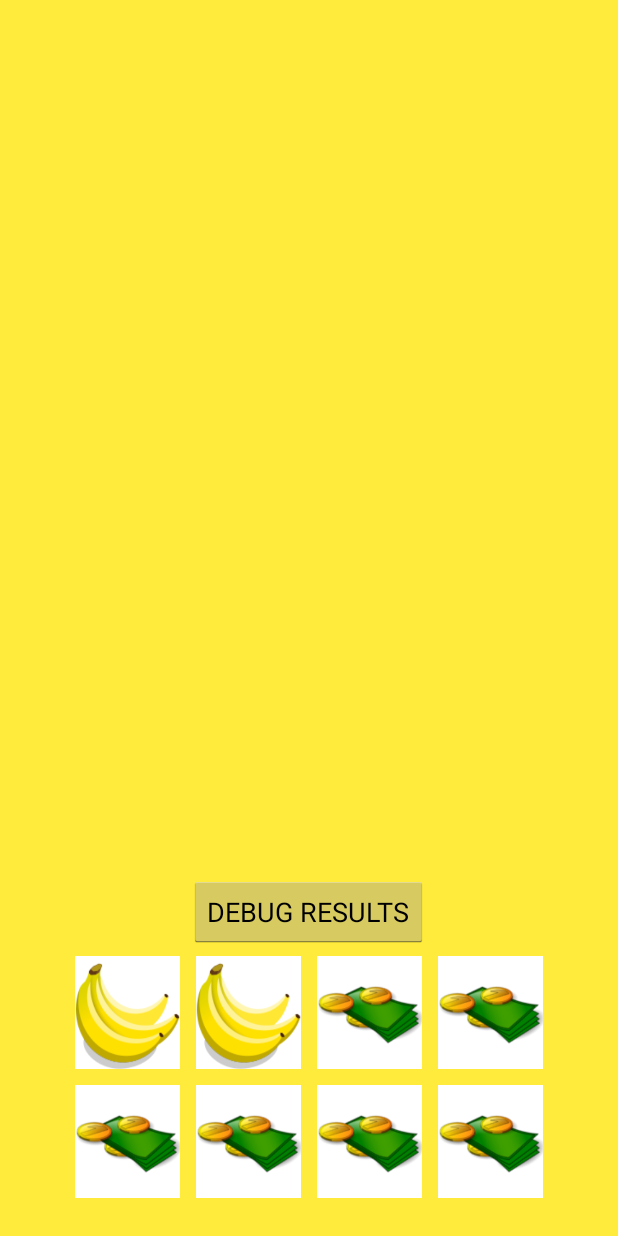
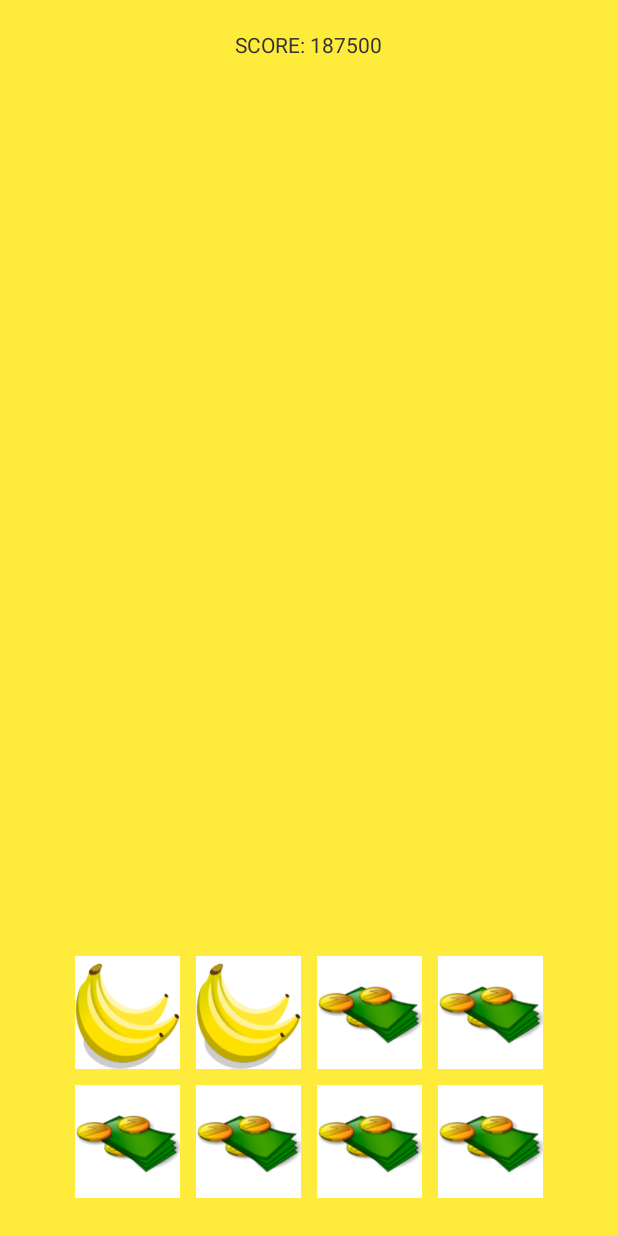
Before and after one commit to mathdroid/DictGame, an Android app: the GameActivity screen opened directly, with no data from a screen before it, after a tap on an icon or button, on a phone screen of 412 x 824 dp. Run offline under Robolectric (Android 15) with nearby library versions, the phone set to English and light mode, and no system bars; Roboto replaces fonts that are not available here; 1 other tap on this screen came first.

Commit message:
add everything works except result

```diff
--- a/app/src/main/java/com/odi/sol/dgame/GameActivity.java
+++ b/app/src/main/java/com/odi/sol/dgame/GameActivity.java
@@ -17,25 +17,45 @@ import java.util.Random;
 public class GameActivity extends Activity {
     //public ImageButton btn1, btn2, btn3, btn4, btn5, btn6, btn7, btn8;
     public ImageButton[] imgBtns = new ImageButton[8];
+    public boolean[] bs = new boolean[8];
     //public Button pair;
-    public boolean aMatch, bMatch, cMatch, dMatch, b1, b2, b3, b4, b5, b6, b7, b8;
-    public int selected;
-
+    public boolean aMatch, bMatch, cMatch, dMatch;
+    public int selected, playerNum, aCount,bCount,cCount,dCount;
+    public int m, maxPrize, curPrize;
+    public Button btnRes;
     @Override
     protected void onCreate(Bundle savedInstanceState) {
         super.onCreate(savedInstanceState);
         setContentView(R.layout.activity_game);
-        Random rnd = new Random();
+        final Random rnd = new Random();
         selected=0;
+        playerNum=0;
+        m=0;
         Intent intent = getIntent();
         final String message = intent.getStringExtra("GAMENUM");
         final int gameInt = intent.getIntExtra("GAMEINT",0);
+        if (gameInt<3){
+            maxPrize=750000;
+        }
+        else if (gameInt==3){
+            maxPrize=3000000;
+        }
+        else{
+            maxPrize=15000000;
+        }
+        curPrize=0;
+        aCount=0;
+        bCount=0;
+        cCount=0;
+        dCount=0;
+
 
         //Create text view
-        TextView dispText = (TextView) findViewById(R.id.txtGame);
-        dispText.setText(message);
+        final TextView dispText = (TextView) findViewById(R.id.txtGame);
+        dispText.setText(message+" Player "+ String.valueOf(playerNum));
 
-        Button btnRes = (Button) findViewById(R.id.buttonResult);
+
+        btnRes = (Button) findViewById(R.id.buttonResult);
         imgBtns[0] =(ImageButton)findViewById(R.id.imageBtn1);
         imgBtns[1] =(ImageButton)findViewById(R.id.imageBtn2);
         imgBtns[2] =(ImageButton)findViewById(R.id.imageBtn3);
@@ -46,7 +66,7 @@ public class GameActivity extends Activity {
         imgBtns[7] =(ImageButton)findViewById(R.id.imageBtn8);
         //pair =(Button)findViewById(R.id.pair);
 
-        //pair.setVisibility(View.INVISIBLE);
+        btnRes.setVisibility(View.INVISIBLE);
 
         imgBtns[0].setOnClickListener(btn1_handler);
         imgBtns[1].setOnClickListener(btn2_handler);
@@ -68,14 +88,11 @@ public class GameActivity extends Activity {
         cMatch=false;
         dMatch=false;
 
-        b1= false;
-        b2= false;
-        b3= false;
-        b4= false;
-        b5= false;
-        b6= false;
-        b7= false;
-        b8= false;
+
+
+        for (int i=0;i<8;i++) {
+            bs[i]=false;
+        }
 
         final Handler handler=new Handler();
         handler.post(new Runnable(){
@@ -92,46 +109,103 @@ public class GameActivity extends Activity {
                         e.printStackTrace();
                     }
 
-                    if (b1 && b2) {
+                    if (bs[0] && bs[1]) {
                         aMatch = true;
+                        if (aCount<1){
+                            curPrize=curPrize+maxPrize/4;
+                        }
+                        aCount++;
                     }
-                    if (b3 && b4) {
+                    if (bs[2] && bs[3]) {
                         bMatch = true;
+                        if (bCount<1){
+                            curPrize=curPrize+maxPrize/4;
+                        }
+                        bCount++;
                     }
-                    if (b5 && b6) {
+                    if (bs[4] && bs[5]) {
                         cMatch = true;
+                        if (cCount<1){
+                            curPrize=curPrize+maxPrize/4;
+                        }
+                        cCount++;
                     }
-                    if (b7 && b8) {
+                    if (bs[6] && bs[7]) {
                         dMatch = true;
+                        if (dCount<1){
+                            curPrize=curPrize+maxPrize/4;
+                        }
+                        dCount++;
                     }
 
                     if (!aMatch) {
                         imgBtns[0].setBackgroundResource(R.drawable.z);
                         imgBtns[1].setBackgroundResource(R.drawable.z);
-                        b1 = false;
-                        b2 = false;
+                        bs[0] = false;
+                        bs[1] = false;
                     }
                     if (!bMatch) {
                         imgBtns[2].setBackgroundResource(R.drawable.z);
                         imgBtns[3].setBackgroundResource(R.drawable.z);
-                        b3 = false;
-                        b4 = false;
+                        bs[2] = false;
+                        bs[3] = false;
                     }
                     if (!cMatch) {
                         imgBtns[4].setBackgroundResource(R.drawable.z);
                         imgBtns[5].setBackgroundResource(R.drawable.z);
-                        b5 = false;
-                        b6 = false;
+                        bs[4] = false;
+                        bs[5] = false;
                     }
                     if (!dMatch) {
                         imgBtns[6].setBackgroundResource(R.drawable.z);
                         imgBtns[7].setBackgroundResource(R.drawable.z);
 
-                        b7 = false;
-                        b8 = false;
+                        bs[6] = false;
+                        bs[7] = false;
+                    }
+                    if (playerNum==0) {
+                        playerNum=1;
+                    }
+                    else{
+                        playerNum=0;
+                    }
+                    try {
+                        Thread.sleep(200);
+                    } catch (InterruptedException e) {
+                        e.printStackTrace();
                     }
                 }
-                handler.postDelayed(this,500); // set time here to refresh textView
+
+                m=0;
+                if (playerNum!=0){
+
+                        m = rnd.nextInt(8);
+                        if (!bs[m]) {
+                            try {
+                                Thread.sleep(100+rnd.nextInt(3)*100);
+                            } catch (InterruptedException e) {
+                                e.printStackTrace();
+                            }
+                            if (m == 1 || m == 0) {
+                                imgBtns[m].setBackgroundResource(R.drawable.a1);
+                            } else if (m == 2 || m == 3) {
+                                imgBtns[m].setBackgroundResource(R.drawable.b1);
+                            } else if (m == 4 || m == 5) {
+                                imgBtns[m].setBackgroundResource(R.drawable.c1);
+                            } else if (m == 6 || m == 7) {
+                                imgBtns[m].setBackgroundResource(R.drawable.d1);
+                            }
+                            selected++;
+                            bs[m] = true;
+
+                        }
+
+                }
+                if (aMatch&&bMatch&&cMatch&&dMatch){
+                    btnRes.setVisibility(View.VISIBLE);
+                }
+                dispText.setText("SCORE: " + String.valueOf(curPrize));
+                handler.postDelayed(this,100); // set time here to refresh textView
 
             }
 
@@ -151,10 +225,10 @@ public class GameActivity extends Activity {
 
         public void onClick(View v) {
             // TODO Auto-generated method stub
-            if ((!b1)&&(selected<2)) {
+            if ((!bs[0])&&(selected<2)&&(playerNum==0)) {
                 imgBtns[0].setBackgroundResource(R.drawable.a1);
                 selected++;
-                b1 = true;
+                bs[0] = true;
             }
 
         }
@@ -163,10 +237,10 @@ public class GameActivity extends Activity {
 
         public void onClick(View v) {
             // TODO Auto-generated method stub
-            if ((!b2)&&(selected<2)) {
+            if ((!bs[1])&&(selected<2)&&(playerNum==0)) {
                 imgBtns[1].setBackgroundResource(R.drawable.a1);
                 selected++;
-                b2 = true;
+                bs[1] = true;
             }
         }
     };
@@ -175,10 +249,10 @@ public class GameActivity extends Activity {
         @Override
         public void onClick(View v) {
             // TODO Auto-generated method stub
-            if ((!b3)&&(selected<2)) {
+            if ((!bs[2])&&(selected<2)&&(playerNum==0)) {
                 imgBtns[2].setBackgroundResource(R.drawable.b1);
                 selected++;
-                b3 = true;
+                bs[2] = true;
             }
 
 
@@ -189,10 +263,10 @@ public class GameActivity extends Activity {
         @Override
         public void onClick(View v) {
             // TODO Auto-generated method stub
-            if ((!b4)&&(selected<2)) {
+            if ((!bs[3])&&(selected<2)&&(playerNum==0)) {
                 imgBtns[3].setBackgroundResource(R.drawable.b1);
                 selected++;
-                b4 = true;
+                bs[3] = true;
             }
 
         }
@@ -202,10 +276,10 @@ public class GameActivity extends Activity {
         @Override
         public void onClick(View v) {
             // TODO Auto-generated method stub
-            if ((!b5)&&(selected<2)) {
+            if ((!bs[4])&&(selected<2)&&(playerNum==0)) {
                 imgBtns[4].setBackgroundResource(R.drawable.c1);
                 selected++;
-                b5 = true;
+                bs[4] = true;
             }
 
         }
@@ -215,10 +289,10 @@ public class GameActivity extends Activity {
         @Override
         public void onClick(View v) {
             // TODO Auto-generated method stub
-            if ((!b6)&&(selected<2)) {
+            if ((!bs[5])&&(selected<2)&&(playerNum==0)) {
                 imgBtns[5].setBackgroundResource(R.drawable.c1);
                 selected++;
-                b6 = true;
+                bs[5] = true;
             }
 
 
@@ -229,10 +303,10 @@ public class GameActivity extends Activity {
         @Override
         public void onClick(View v) {
             // TODO Auto-generated method stub
-            if ((!b7)&&(selected<2)) {
+            if ((!bs[6])&&(selected<2)&&(playerNum==0)) {
                 imgBtns[6].setBackgroundResource(R.drawable.d1);
                 selected++;
-                b7 = true;
+                bs[6] = true;
             }
 
         }
@@ -242,10 +316,10 @@ public class GameActivity extends Activity {
         @Override
         public void onClick(View v) {
             // TODO Auto-generated method stub
-            if ((!b8)&&(selected<2)) {
+            if ((!bs[7])&&(selected<2)&&(playerNum==0)) {
                 imgBtns[7].setBackgroundResource(R.drawable.d1);
                 selected++;
-                b8 = true;
+                bs[7] = true;
             }
         }
     };
--- a/app/src/main/res/layout/activity_about.xml
+++ b/app/src/main/res/layout/activity_about.xml
@@ -6,7 +6,8 @@
     android:paddingRight="@dimen/activity_horizontal_margin"
     android:paddingTop="@dimen/activity_vertical_margin"
     android:paddingBottom="@dimen/activity_vertical_margin"
-    tools:context="com.odi.sol.dgame.AboutActivity">
+    tools:context="com.odi.sol.dgame.AboutActivity"
+    android:background="@color/yellow_500">
 
     <TextView
         android:text="@string/text_about"
--- a/app/src/main/res/layout/activity_game.xml
+++ b/app/src/main/res/layout/activity_game.xml
@@ -22,8 +22,6 @@
         android:layout_width="wrap_content"
         android:layout_height="wrap_content"
         android:layout_centerHorizontal="true"
-        android:layout_alignParentEnd="false"
-        android:layout_alignParentStart="false"
         android:layout_alignParentBottom="true"
         android:id="@+id/linearLayout">
 
--- a/app/src/main/res/layout/activity_instruction.xml
+++ b/app/src/main/res/layout/activity_instruction.xml
@@ -6,7 +6,8 @@
     android:paddingRight="@dimen/activity_horizontal_margin"
     android:paddingTop="@dimen/activity_vertical_margin"
     android:paddingBottom="@dimen/activity_vertical_margin"
-    tools:context="com.odi.sol.dgame.InstructionActivity">
+    tools:context="com.odi.sol.dgame.InstructionActivity"
+    android:background="@color/yellow_500">
 
     <TextView
         android:text="@string/text_instruction"
```
Also changed, not shown: app/src/main/java/com/odi/sol/dgame/ResultActivity.java (+53 -6 lines), app/src/main/res/values/strings.xml (+14 -3 lines).
